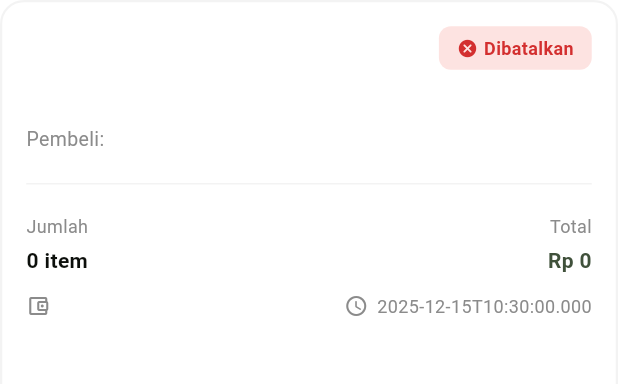
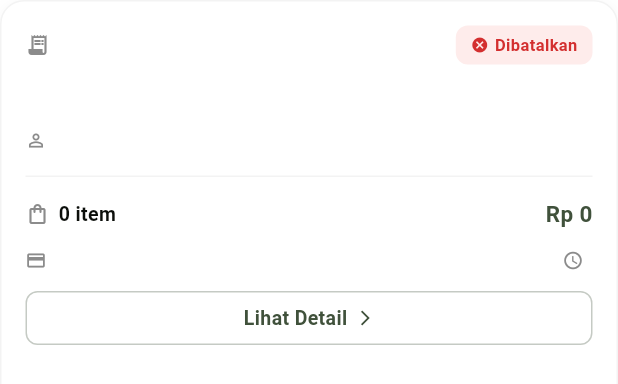
Before and after one commit to pblkelompok1/ti3h_k1_jawara, a Flutter app: the _HistoryCard widget shown alone on an empty page, opened directly with empty values, on a phone screen of 412 x 824 dp. Shown: the top 384 px of the screen. Run offline on Flutter 3.47's test engine with Material 3 defaults, Android fonts, the phone set to English and light mode, and no system bars; our stand-ins replace auto_size_text, camera, file_picker, fl_chart, flutter_riverpod, flutter_secure_storage and 5 more; accounts and stored records are empty.

Commit message:
feat: marketplace transaction detail & history detail

```diff
--- a/lib/features/market/view/product_view.dart
+++ b/lib/features/market/view/product_view.dart
@@ -521,10 +521,6 @@
         color: Colors.white.withOpacity(0.2),
         borderRadius: BorderRadius.circular(12),
       ),
-      child: IconButton(
-        icon: const Icon(Icons.shopping_cart_outlined, color: Colors.white),
-        onPressed: () {},
-      ),
     );
   }
 
--- a/lib/features/market/widgets/account/TransactionHistoryTab.dart
+++ b/lib/features/market/widgets/account/TransactionHistoryTab.dart
@@ -2,6 +2,7 @@
 import 'package:flutter_riverpod/flutter_riverpod.dart';
 import '../../../../core/themes/app_colors.dart';
 import '../../provider/account_provider.dart';
+import '../../widgets/account/transaction_detail_screen.dart';
 
 class TransactionHistoryTab extends ConsumerWidget {
   const TransactionHistoryTab({super.key});
@@ -62,57 +63,88 @@
 
   @override
   Widget build(BuildContext context) {
-    final isDark = Theme.of(context).brightness == Brightness.dark;
     final isCompleted = item['status'] == 'completed';
 
-    return Container(
+    return InkWell(
+      onTap: () {
+        Navigator.push(
+          context,
+          MaterialPageRoute(
+            builder: (_) => TransactionDetailScreen(transaction: item),
+          ),
+        );
+      },
+      borderRadius: BorderRadius.circular(16),
+      child: Container(
         decoration: BoxDecoration(
-        color: isDark ? AppColors.bgDashboardCard(context) : Colors.white,
+          color: AppColors.bgDashboardCard(context),
           borderRadius: BorderRadius.circular(16),
-        border: Border.all(
-          color: AppColors.softBorder(context),
-          width: 1.5,
+          border: Border.all(color: AppColors.softBorder(context), width: 1),
+          boxShadow: [
+            BoxShadow(
+              color: Colors.black.withOpacity(0.04),
+              blurRadius: 8,
+              offset: const Offset(0, 2),
             ),
+          ],
         ),
         child: Padding(
           padding: const EdgeInsets.all(16),
           child: Column(
             crossAxisAlignment: CrossAxisAlignment.start,
             children: [
-            // Header
+              // Header with ID and Status
               Row(
                 mainAxisAlignment: MainAxisAlignment.spaceBetween,
                 children: [
+                  Row(
+                    children: [
+                      Icon(
+                        Icons.receipt_long,
+                        size: 16,
+                        color: AppColors.textSecondary(context),
+                      ),
+                      const SizedBox(width: 6),
                       Text(
                         item['id'],
                         style: TextStyle(
-                    fontSize: 14,
-                    fontWeight: FontWeight.bold,
+                          fontSize: 13,
+                          fontWeight: FontWeight.w600,
                           color: AppColors.textPrimary(context),
                         ),
                       ),
+                    ],
+                  ),
                   Container(
-                  padding: const EdgeInsets.symmetric(horizontal: 12, vertical: 6),
+                    padding: const EdgeInsets.symmetric(
+                      horizontal: 10,
+                      vertical: 5,
+                    ),
                     decoration: BoxDecoration(
                       color: isCompleted
-                        ? Colors.green.withOpacity(0.15)
-                        : Colors.red.withOpacity(0.15),
+                          ? Colors.green.withOpacity(0.1)
+                          : Colors.red.withOpacity(0.1),
                       borderRadius: BorderRadius.circular(8),
                     ),
                     child: Row(
+                      mainAxisSize: MainAxisSize.min,
                       children: [
                         Icon(
-                        isCompleted ? Icons.check_circle_rounded : Icons.cancel_rounded,
-                        size: 14,
-                        color: isCompleted ? Colors.green.shade700 : Colors.red.shade700,
+                          isCompleted ? Icons.check_circle : Icons.cancel,
+                          size: 12,
+                          color: isCompleted
+                              ? Colors.green.shade700
+                              : Colors.red.shade700,
                         ),
                         const SizedBox(width: 4),
                         Text(
                           isCompleted ? 'Selesai' : 'Dibatalkan',
                           style: TextStyle(
-                          color: isCompleted ? Colors.green.shade700 : Colors.red.shade700,
-                          fontSize: 12,
-                          fontWeight: FontWeight.w600,
+                            color: isCompleted
+                                ? Colors.green.shade700
+                                : Colors.red.shade700,
+                            fontSize: 11,
+                            fontWeight: FontWeight.bold,
                           ),
                         ),
                       ],
@@ -120,87 +152,94 @@
                   ),
                 ],
               ),
-            const SizedBox(height: 12),
 
-            // Product Info
+              const SizedBox(height: 14),
+
+              // Product Name
               Text(
                 item['product_name'],
                 style: TextStyle(
                   fontSize: 15,
-                fontWeight: FontWeight.w600,
+                  fontWeight: FontWeight.bold,
                   color: AppColors.textPrimary(context),
                 ),
+                maxLines: 2,
+                overflow: TextOverflow.ellipsis,
               ),
-            const SizedBox(height: 4),
-            Text(
-              'Pembeli: ${item['buyer_name']}',
+
+              const SizedBox(height: 6),
+
+              // Buyer
+              Row(
+                children: [
+                  Icon(
+                    Icons.person_outline,
+                    size: 14,
+                    color: AppColors.textSecondary(context),
+                  ),
+                  const SizedBox(width: 6),
+                  Expanded(
+                    child: Text(
+                      item['buyer_name'],
                       style: TextStyle(
                         fontSize: 13,
                         color: AppColors.textSecondary(context),
                       ),
+                      maxLines: 1,
+                      overflow: TextOverflow.ellipsis,
                     ),
-            const SizedBox(height: 12),
+                  ),
+                ],
+              ),
+
+              const SizedBox(height: 14),
 
               // Divider
-            Divider(color: AppColors.softBorder(context)),
-            const SizedBox(height: 12),
+              Container(height: 1, color: AppColors.softBorder(context)),
 
-            // Details
+              const SizedBox(height: 14),
+
+              // Quantity and Total
               Row(
                 mainAxisAlignment: MainAxisAlignment.spaceBetween,
                 children: [
-                Column(
-                  crossAxisAlignment: CrossAxisAlignment.start,
+                  Row(
                     children: [
-                    Text(
-                      'Jumlah',
-                      style: TextStyle(
-                        fontSize: 12,
+                      Icon(
+                        Icons.shopping_bag_outlined,
+                        size: 16,
                         color: AppColors.textSecondary(context),
                       ),
-                    ),
-                    const SizedBox(height: 4),
+                      const SizedBox(width: 6),
                       Text(
                         '${item['quantity']} item',
                         style: TextStyle(
-                        fontSize: 14,
+                          fontSize: 13,
                           fontWeight: FontWeight.w600,
                           color: AppColors.textPrimary(context),
                         ),
                       ),
                     ],
                   ),
-                Column(
-                  crossAxisAlignment: CrossAxisAlignment.end,
-                  children: [
                   Text(
-                      'Total',
+                    'Rp ${_formatPrice(item['total'])}',
                     style: TextStyle(
-                        fontSize: 12,
-                        color: AppColors.textSecondary(context),
-                      ),
-                    ),
-                    const SizedBox(height: 4),
-                    Text(
-                      'Rp ${item['total'].toString().replaceAllMapped(RegExp(r'(\d{1,3})(?=(\d{3})+(?!\d))'), (m) => '${m[1]}.')}',
-                      style: TextStyle(
-                        fontSize: 14,
+                      fontSize: 15,
                       fontWeight: FontWeight.bold,
                       color: AppColors.primary(context),
                     ),
                   ),
                 ],
               ),
-              ],
-            ),
+
               const SizedBox(height: 12),
 
-            // Payment & Date
+              // Payment Method and Date
               Row(
                 children: [
                   Icon(
-                  Icons.account_balance_wallet_outlined,
-                  size: 16,
+                    Icons.payment,
+                    size: 14,
                     color: AppColors.textSecondary(context),
                   ),
                   const SizedBox(width: 6),
@@ -213,13 +252,13 @@
                   ),
                   const Spacer(),
                   Icon(
-                  Icons.access_time_rounded,
-                  size: 16,
+                    Icons.access_time,
+                    size: 14,
                     color: AppColors.textSecondary(context),
                   ),
                   const SizedBox(width: 6),
                   Text(
-                  item['date'].toString().split(' ')[0],
+                    _formatDate(item['date']),
                     style: TextStyle(
                       fontSize: 12,
                       color: AppColors.textSecondary(context),
@@ -227,9 +266,59 @@
                   ),
                 ],
               ),
+
+              const SizedBox(height: 12),
+
+              // View Detail Button
+              Container(
+                width: double.infinity,
+                height: 36,
+                decoration: BoxDecoration(
+                  border: Border.all(
+                    color: AppColors.primary(context).withOpacity(0.3),
+                  ),
+                  borderRadius: BorderRadius.circular(8),
+                ),
+                child: Row(
+                  mainAxisAlignment: MainAxisAlignment.center,
+                  children: [
+                    Text(
+                      'Lihat Detail',
+                      style: TextStyle(
+                        fontSize: 13,
+                        fontWeight: FontWeight.w600,
+                        color: AppColors.primary(context),
+                      ),
+                    ),
+                    const SizedBox(width: 6),
+                    Icon(
+                      Icons.arrow_forward_ios,
+                      size: 12,
+                      color: AppColors.primary(context),
+                    ),
                   ],
+                ),
+              ),
+            ],
+          ),
         ),
       ),
     );
   }
+
+  String _formatPrice(dynamic price) {
+    final priceInt = price is int ? price : int.tryParse(price.toString()) ?? 0;
+    return priceInt.toString().replaceAllMapped(
+      RegExp(r'(\d{1,3})(?=(\d{3})+(?!\d))'),
+      (m) => '${m[1]}.',
+    );
   }
+
+  String _formatDate(dynamic date) {
+    final dateStr = date.toString();
+    if (dateStr.contains(' ')) {
+      return dateStr.split(' ')[0];
+    }
+    return dateStr;
+  }
+}
```
Also changed, not shown: lib/features/market/provider/account_provider.dart (+50 -45 lines), lib/features/market/widgets/account/transaction_detail_screen.dart (+136 -50 lines). Lines whose indentation alone changed are shown as unchanged.
